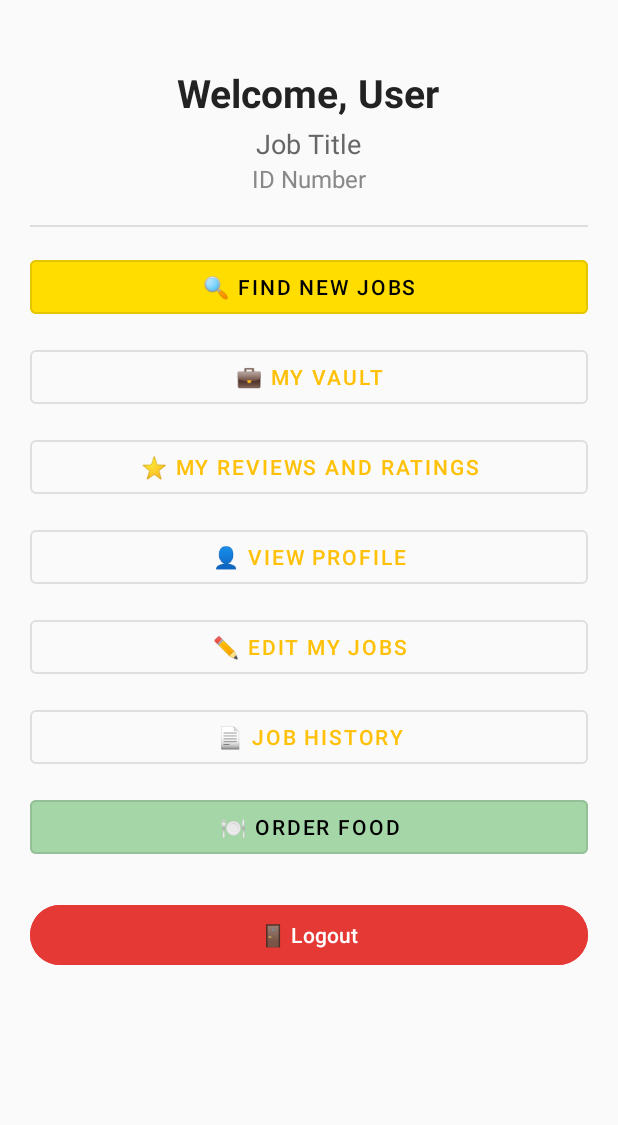
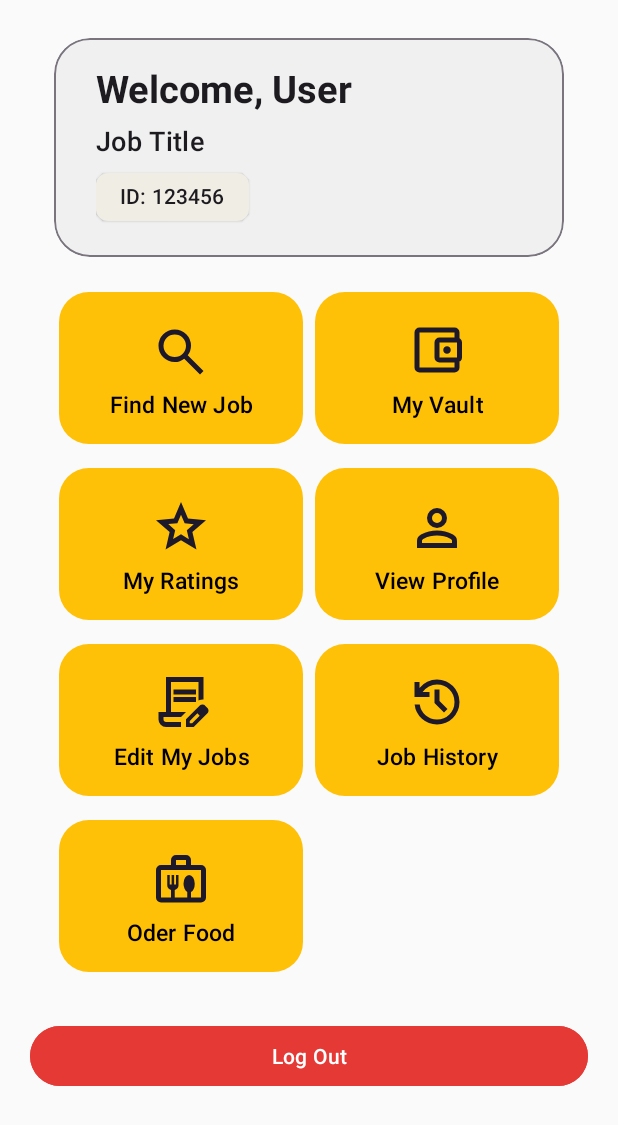
Before and after one commit to kavizzz03/Hire_Us_App, an Android app: the layout activity_emp_profile.xml on its own in the app's theme, with its tools: preview values and no code run, on a phone screen of 412 x 824 dp. Shown: the top 1125 px of the screen. Run offline under Robolectric (Android 15) with nearby library versions, the phone set to English and light mode, and no system bars; network calls fail.

Commit message:
Updated_dashboard:-activity_emp_profile.xml

```diff
--- a/app/src/main/res/drawable/ic_email_24.xml
+++ /dev/null
@@ -1,5 +0,0 @@
-<vector xmlns:android="http://schemas.android.com/apk/res/android" android:height="24dp" android:tint="#000000" android:viewportHeight="960" android:viewportWidth="960" android:width="24dp">
-
-    <path android:fillColor="@android:color/white" android:pathData="M480,880Q397,880 324,848.5Q251,817 197,763Q143,709 111.5,636Q80,563 80,480Q80,397 111.5,324Q143,251 197,197Q251,143 324,111.5Q397,80 480,80Q563,80 636,111.5Q709,143 763,197Q817,251 848.5,324Q880,397 880,480L880,538Q880,597 839.5,638.5Q799,680 740,680Q705,680 674,665Q643,650 622,622Q593,651 556.5,665.5Q520,680 480,680Q397,680 338.5,621.5Q280,563 280,480Q280,397 338.5,338.5Q397,280 480,280Q563,280 621.5,338.5Q680,397 680,480L680,538Q680,564 697,582Q714,600 740,600Q766,600 783,582Q800,564 800,538L800,480Q800,346 707,253Q614,160 480,160Q346,160 253,253Q160,346 160,480Q160,614 253,707Q346,800 480,800L680,800L680,880L480,880ZM480,600Q530,600 565,565Q600,530 600,480Q600,430 565,395Q530,360 480,360Q430,360 395,395Q360,430 360,480Q360,530 395,565Q430,600 480,600Z"/>
-
-</vector>
--- /dev/null
+++ b/app/src/main/res/drawable/ic_people.xml
@@ -0,0 +1,5 @@
+<vector xmlns:android="http://schemas.android.com/apk/res/android" android:height="25dp" android:tint="#000000" android:viewportHeight="960" android:viewportWidth="960" android:width="25dp">
+
+    <path android:fillColor="@android:color/white" android:pathData="M560,520L760,520L760,440L560,440L560,520ZM560,400L760,400L760,320L560,320L560,400ZM200,640L520,640L520,618Q520,573 476,546.5Q432,520 360,520Q288,520 244,546.5Q200,573 200,618L200,640ZM360,480Q393,480 416.5,456.5Q440,433 440,400Q440,367 416.5,343.5Q393,320 360,320Q327,320 303.5,343.5Q280,367 280,400Q280,433 303.5,456.5Q327,480 360,480ZM160,800Q127,800 103.5,776.5Q80,753 80,720L80,240Q80,207 103.5,183.5Q127,160 160,160L800,160Q833,160 856.5,183.5Q880,207 880,240L880,720Q880,753 856.5,776.5Q833,800 800,800L160,800ZM160,720L800,720Q800,720 800,720Q800,720 800,720L800,240Q800,240 800,240Q800,240 800,240L160,240Q160,240 160,240Q160,240 160,240L160,720Q160,720 160,720Q160,720 160,720ZM160,720Q160,720 160,720Q160,720 160,720L160,240Q160,240 160,240Q160,240 160,240L160,240Q160,240 160,240Q160,240 160,240L160,720Q160,720 160,720Q160,720 160,720Z"/>
+
+</vector>
--- a/app/src/main/res/drawable/outline_arrow_back_24.xml
+++ b/app/src/main/res/drawable/outline_arrow_back_24.xml
@@ -1,4 +1,4 @@
-<vector xmlns:android="http://schemas.android.com/apk/res/android" android:autoMirrored="true" android:height="24dp" android:tint="#000000" android:viewportHeight="960" android:viewportWidth="960" android:width="24dp">
+<vector xmlns:android="http://schemas.android.com/apk/res/android" android:autoMirrored="true" android:height="35dp" android:tint="#000000" android:viewportHeight="960" android:viewportWidth="960" android:width="35dp">
 
     <path android:fillColor="@android:color/white" android:pathData="M313,520L537,744L480,800L160,480L480,160L537,216L313,440L800,440L800,520L313,520Z"/>
 
--- a/app/src/main/res/layout/activity_emp_profile.xml
+++ b/app/src/main/res/layout/activity_emp_profile.xml
@@ -2,8 +2,11 @@
 <ScrollView xmlns:android="http://schemas.android.com/apk/res/android"
     android:layout_width="match_parent"
     android:layout_height="match_parent"
+    xmlns:app="http://schemas.android.com/apk/res-auto"
     android:padding="20dp"
     android:background="#FAFAFA">
+
+
 
     <LinearLayout
         android:layout_width="match_parent"
@@ -12,16 +15,44 @@
         android:gravity="center_horizontal"
         android:paddingBottom="24dp">
 
+
+
         <!-- Profile Header -->
+        <com.google.android.material.card.MaterialCardView
+            android:id="@+id/cardProfile"
+            android:layout_width="match_parent"
+            android:layout_height="wrap_content"
+            android:layout_marginTop="5dp"
+            android:layout_marginBottom="5dp"
+            android:layout_marginHorizontal="16dp"
+            app:cardElevation="0dp"
+            app:cardBackgroundColor="?attr/colorSurface"
+            app:strokeColor="?attr/colorOutline"
+            app:strokeWidth="1dp"
+            app:cardCornerRadius="24dp">
+        <LinearLayout
+            android:layout_width="match_parent"
+            android:layout_height="wrap_content"
+            android:orientation="horizontal"
+            android:padding="16dp"
+            android:gravity="center_vertical">
+
+            <LinearLayout
+                android:layout_width="0dp"
+                android:layout_height="wrap_content"
+                android:layout_weight="1"
+                android:orientation="vertical"
+                android:layout_marginStart="12dp">
+
                 <TextView
                     android:id="@+id/textViewWelcome"
                     android:layout_width="wrap_content"
                     android:layout_height="wrap_content"
                     android:text="Welcome, User"
-            android:textSize="26sp"
+                    android:textColor="?attr/colorOnSurface"
                     android:textStyle="bold"
-            android:textColor="#222222"
-            android:layout_marginTop="24dp" />
+                    android:textSize="25sp"
+                    style="@style/TextAppearance.MaterialComponents.Headline5"/>
 
                 <TextView
                     android:id="@+id/textViewJobTitle"
@@ -29,87 +60,174 @@
                     android:layout_height="wrap_content"
                     android:text="Job Title"
                     android:textSize="18sp"
-            android:textColor="#666666"
-            android:layout_marginTop="4dp" />
+                    android:layout_marginTop="5dp"
+                    style="@style/TextAppearance.MaterialComponents.Headline6"/>
 
-        <TextView
+                <com.google.android.material.chip.Chip
                     android:id="@+id/textViewIdNumber"
                     android:layout_width="wrap_content"
                     android:layout_height="wrap_content"
-            android:text="ID Number"
-            android:textSize="16sp"
-            android:textColor="#888888"
-            android:layout_marginBottom="20dp" />
+                    android:text="ID: 123456"
+                    android:layout_marginTop="1dp"
+                    style="@style/Widget.Material3.Chip.Assist.Elevated"
+                    app:chipIconTint="?attr/colorOnSecondaryContainer"/>
+            </LinearLayout>
+        </LinearLayout>
+        </com.google.android.material.card.MaterialCardView>
 
-        <!-- Buttons Section -->
-        <View android:layout_height="1dp" android:layout_width="match_parent" android:background="#DDDDDD" />
-
-        <Button
-            android:id="@+id/btnFindJobs"
-            style="@style/Widget.MaterialComponents.Button.OutlinedButton"
+        <androidx.gridlayout.widget.GridLayout
             android:layout_width="match_parent"
             android:layout_height="wrap_content"
-            android:text="🔍 Find New Jobs"
-            android:layout_marginTop="16dp"
-            android:backgroundTint="#FFDD00"
-            android:textColor="#000000" />
+            android:paddingHorizontal="15dp"
+            app:alignmentMode="alignMargins"
+            android:paddingTop="10dp"
+            app:columnCount="2"
+            app:useDefaultMargins="true">
 
-        <Button
+            <com.google.android.material.button.MaterialButton
+                android:id="@+id/btnFindJobs"
+                android:layout_width="0dp"
+                android:layout_height="wrap_content"
+                android:minHeight="100dp"
+                android:paddingVertical="16dp"
+                android:text="Find New Job"
+                android:textSize="15sp"
+                android:maxLines="2"
+                android:ellipsize="end"
+                app:layout_columnWeight="1"
+                app:layout_gravity="fill_horizontal"
+                app:icon="@drawable/outline_search_24"
+                app:iconGravity="textTop"
+                app:iconSize="40dp"
+                app:iconPadding="8dp"
+                app:cornerRadius="20dp"
+                app:iconTint="?attr/colorOnSecondaryContainer"/>
+
+            <com.google.android.material.button.MaterialButton
                 android:id="@+id/btnMyVault"
-            style="@style/Widget.MaterialComponents.Button.OutlinedButton"
-            android:layout_width="match_parent"
+                android:layout_width="0dp"
                 android:layout_height="wrap_content"
-            android:text="💼 My Vault"
-            android:layout_marginTop="12dp" />
+                android:minHeight="100dp"
+                android:paddingVertical="16dp"
+                android:text="My Vault"
+                android:textSize="15sp"
+                android:maxLines="2"
+                android:ellipsize="end"
+                app:layout_columnWeight="1"
+                app:layout_gravity="fill_horizontal"
+                app:icon="@drawable/outline_account_balance_wallet_24"
+                app:iconGravity="textTop"
+                app:iconSize="40dp"
+                app:iconPadding="8dp"
+                app:cornerRadius="20dp"
+                app:iconTint="?attr/colorOnSecondaryContainer"/>
 
-        <Button
+
+            <com.google.android.material.button.MaterialButton
                 android:id="@+id/btnMyReviews"
-            style="@style/Widget.MaterialComponents.Button.OutlinedButton"
-            android:layout_width="match_parent"
+                android:layout_width="0dp"
                 android:layout_height="wrap_content"
-            android:text="⭐ My Reviews and Ratings"
-            android:layout_marginTop="12dp" />
+                android:minHeight="100dp"
+                android:paddingVertical="16dp"
+                android:text="My Ratings"
+                android:textSize="15sp"
+                android:maxLines="2"
+                android:ellipsize="end"
+                app:layout_columnWeight="1"
+                app:layout_gravity="fill_horizontal"
+                app:icon="@drawable/outline_star_24"
+                app:iconGravity="textTop"
+                app:iconSize="40dp"
+                app:iconPadding="8dp"
+                app:cornerRadius="20dp"
+                app:iconTint="?attr/colorOnSecondaryContainer"/>
 
-        <Button
+            <com.google.android.material.button.MaterialButton
                 android:id="@+id/btnViewProfile"
-            style="@style/Widget.MaterialComponents.Button.OutlinedButton"
-            android:layout_width="match_parent"
+                android:layout_width="0dp"
                 android:layout_height="wrap_content"
-            android:text="👤 View Profile"
-            android:layout_marginTop="12dp" />
+                android:minHeight="100dp"
+                android:paddingVertical="16dp"
+                android:text="View Profile"
+                android:textSize="15sp"
+                android:maxLines="2"
+                android:ellipsize="end"
+                app:layout_columnWeight="1"
+                app:layout_gravity="fill_horizontal"
+                app:icon="@drawable/outline_profile_24"
+                app:iconGravity="textTop"
+                app:iconSize="40dp"
+                app:iconPadding="8dp"
+                app:cornerRadius="20dp"
+                app:iconTint="?attr/colorOnSecondaryContainer"/>
 
-        <Button
+            <com.google.android.material.button.MaterialButton
                 android:id="@+id/btnEditJobs"
-            style="@style/Widget.MaterialComponents.Button.OutlinedButton"
-            android:layout_width="match_parent"
+                android:layout_width="0dp"
                 android:layout_height="wrap_content"
-            android:text="✏️ Edit My Jobs"
-            android:layout_marginTop="12dp" />
+                android:minHeight="100dp"
+                android:paddingVertical="16dp"
+                android:text="Edit My Jobs"
+                android:textSize="15sp"
+                android:maxLines="2"
+                android:ellipsize="end"
+                app:layout_columnWeight="1"
+                app:layout_gravity="fill_horizontal"
+                app:icon="@drawable/outline_contract_edit_24"
+                app:iconGravity="textTop"
+                app:iconSize="40dp"
+                app:iconPadding="8dp"
+                app:cornerRadius="20dp"
+                app:iconTint="?attr/colorOnSecondaryContainer"/>
 
-        <Button
+            <com.google.android.material.button.MaterialButton
                 android:id="@+id/btnJobHistory"
-            style="@style/Widget.MaterialComponents.Button.OutlinedButton"
-            android:layout_width="match_parent"
+                android:layout_width="0dp"
                 android:layout_height="wrap_content"
-            android:text="📄 Job History"
-            android:layout_marginTop="12dp" />
+                android:minHeight="100dp"
+                android:paddingVertical="16dp"
+                android:text="Job History"
+                android:textSize="15sp"
+                android:maxLines="2"
+                android:ellipsize="end"
+                app:layout_columnWeight="1"
+                app:layout_gravity="fill_horizontal"
+                app:icon="@drawable/outline_history_24"
+                app:iconGravity="textTop"
+                app:iconSize="40dp"
+                app:iconPadding="8dp"
+                app:cornerRadius="20dp"
+                app:iconTint="?attr/colorOnSecondaryContainer"/>
 
-        <!-- New Order Food Button -->
-        <Button
+            <com.google.android.material.button.MaterialButton
                 android:id="@+id/btnOrderFood"
-            style="@style/Widget.MaterialComponents.Button.OutlinedButton"
-            android:layout_width="match_parent"
+                android:layout_width="0dp"
                 android:layout_height="wrap_content"
-            android:text="🍽️ Order Food"
-            android:backgroundTint="#A5D6A7"
-            android:textColor="#000"
-            android:layout_marginTop="12dp" />
+                android:minHeight="100dp"
+                android:paddingVertical="16dp"
+                android:text="Oder Food"
+                android:textSize="15sp"
+                android:maxLines="2"
+                android:ellipsize="end"
+                app:layout_columnWeight="1"
+                app:layout_gravity="fill_horizontal"
+                app:icon="@drawable/outline_briefcase_meal_24"
+                app:iconGravity="textTop"
+                app:iconSize="40dp"
+                app:iconPadding="8dp"
+                app:cornerRadius="20dp"
+                app:iconTint="?attr/colorOnSecondaryContainer"/>
+
+            <!--
+            app:iconTint="?attr/colorOnSecondaryContainer"
+            -->
+        </androidx.gridlayout.widget.GridLayout>
 
         <Button
             android:id="@+id/btnLogout"
             android:layout_width="match_parent"
             android:layout_height="wrap_content"
-            android:text="🚪 Logout"
+            android:text="Log Out"
             android:layout_marginTop="24dp"
             android:layout_marginBottom="24dp"
             android:backgroundTint="#E53935"
--- a/app/src/main/res/values/styles.xml
+++ b/app/src/main/res/values/styles.xml
@@ -11,6 +11,10 @@
 
     <style name="Widget.MaterialComponents.Toolbar.Title" parent="TextAppearance.MaterialComponents.Headline6"/>
     <style name="Widget.MaterialComponents.Toolbar.Subtitle" parent="TextAppearance.MaterialComponents.Body2"/>
+    <style name="ShapeAppearanceOverlay.Circle" parent="">
+        <item name="cornerFamily">rounded</item>
+        <item name="cornerSize">50%</item>
+    </style>
 
 
 </resources>
```
Also changed, not shown: app/src/main/res/drawable/ic_people.jpg (deleted), app/src/main/res/drawable/ic_restaurant.jpg (deleted). Lines whose indentation alone changed are shown as unchanged.
